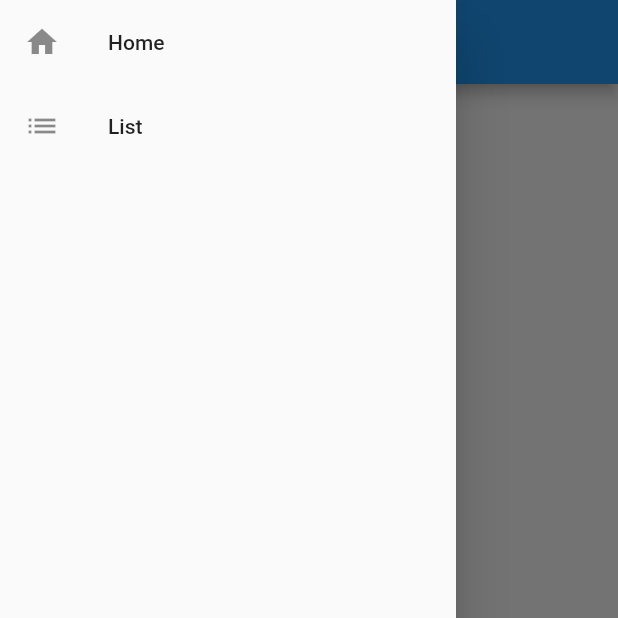
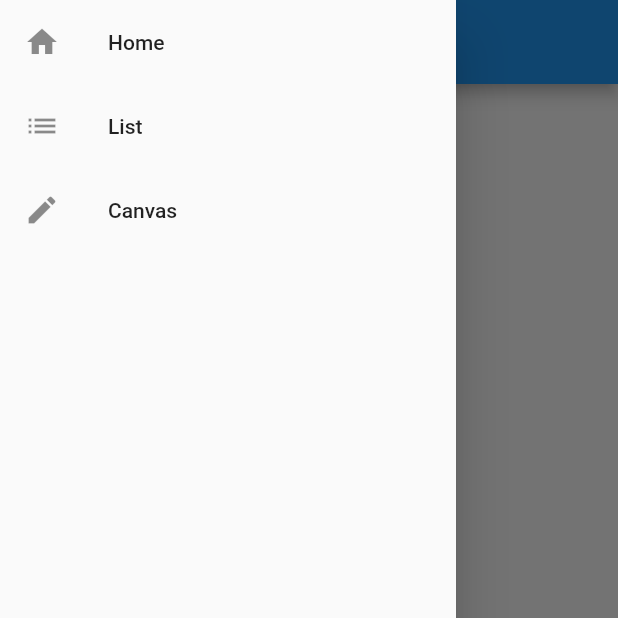
Before and after one commit to aaronmyatt/flow_check, a Flutter app: the screen it shows after launch, with the side drawer open, on a phone screen of 412 x 824 dp, the top half of it. Run offline on Flutter 3.47's test engine with Material 2 defaults, Android fonts, the phone set to English and light mode, and no system bars; our stand-ins replace rxdart.

Commit message:
add temporary canvas page

```diff
--- a/lib/flow_list_page.dart
+++ b/lib/flow_list_page.dart
@@ -25,7 +25,14 @@ class FlowListPage extends StatelessWidget {
               onTap: () {
                 Navigator.pushNamed(context, '/list');
               },
-            )
+            ),
+            ListTile(
+              leading: Icon(Icons.edit),
+              title: Text('Canvas'),
+              onTap: () {
+                Navigator.pushNamed(context, '/canvas');
+              },
+            ),
           ],
         ),
       ),
--- a/lib/home_page.dart
+++ b/lib/home_page.dart
@@ -1,8 +1,8 @@
 import 'package:flow_check/offset_stream.dart';
+import 'package:flutter/material.dart';
 
+import 'graph.dart' as graph;
 import 'name_stream.dart';
-import 'package:flutter/material.dart';
-import 'graph.dart' as graph;
 
 class HomePage extends StatelessWidget {
   final String title;
@@ -31,7 +31,14 @@ class HomePage extends StatelessWidget {
               onTap: () {
                 Navigator.pushNamed(context, '/list');
               },
-            )
+            ),
+            ListTile(
+              leading: Icon(Icons.edit),
+              title: Text('Canvas'),
+              onTap: () {
+                Navigator.pushNamed(context, '/canvas');
+              },
+            ),
           ],
         ),
       ),
@@ -64,7 +71,8 @@ class NameInput extends StatelessWidget {
                 child: StreamBuilder(
                   stream: OffsetStream().getStream,
                   builder: (context, snapshot) {
-                    if (!snapshot.hasData || snapshot.data == Offset(0.0, 0.0)) {
+                    if (!snapshot.hasData ||
+                        snapshot.data == Offset(0.0, 0.0)) {
                       return InactiveButton();
                     } else {
                       return ActiveButton(textController: textController);
--- a/lib/main.dart
+++ b/lib/main.dart
@@ -1,11 +1,12 @@
 import 'package:flutter/material.dart';
+
+import 'error_stream.dart';
+import 'flow_canvas.dart' as canvas;
+import 'flow_list_page.dart' as flow_list;
 import 'home_page.dart' as home;
-import 'flow_list_page.dart' as flow_list;
-
+import 'name_offset_stream.dart';
 import 'name_stream.dart';
 import 'offset_stream.dart';
-import 'name_offset_stream.dart';
-import 'error_stream.dart';
 
 void main() => runApp(FlowCheck());
 
@@ -29,6 +30,7 @@ class FlowCheck extends StatelessWidget {
         routes: {
           '/': (_) => home.HomePage('Flow Check'),
           '/list': (_) => flow_list.FlowListPage(),
+          '/canvas': (_) => canvas.FlowCanvas(),
         });
   }
 }
```
Also changed, not shown: lib/flow_canvas.dart (added, +40 -0 lines).
